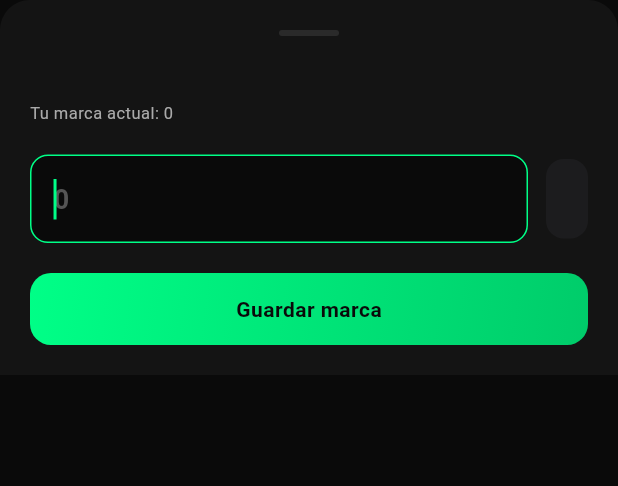
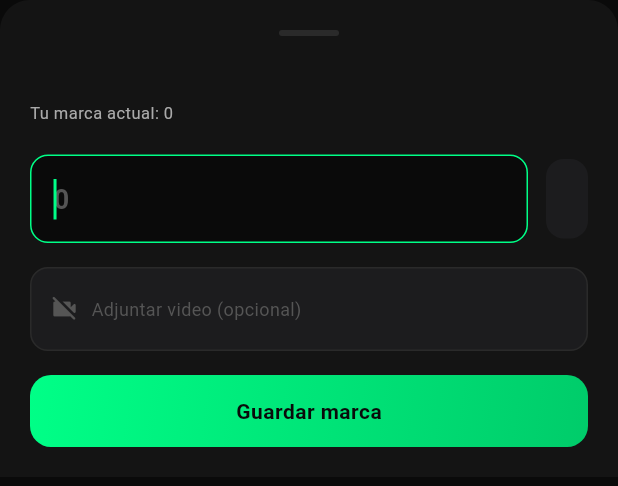
Before and after one commit to vallejoj203k/Mega_vital, a Flutter app: the _SubmitRecordSheet widget shown alone on an empty page, opened directly with empty values, on a phone screen of 412 x 824 dp. Shown: the top 486 px of the screen. Run offline on Flutter 3.47's test engine with Material 3 defaults, Android fonts, the phone set to English and light mode, and no system bars; our stand-ins replace image_picker, share_plus, shared_preferences, supabase_flutter, video_player; missing offline and left inert: video_compress; accounts and stored records are empty; network calls fail.

Commit message:
feat: video uploads in challenge rankings + auto-delete via pg_cron
- ChallengeRecord: add videoUrl field, read from DB in fromMap
- ChallengesService.upsertRecord: accept optional videoFile, compress
  with VideoQuality.MediumQuality (≈80% reduction), upload to
  post_videos/challenges/ subfolder, validate ≤30 MB post-compression
- ChallengesProvider.upsertRecord: thread videoFile through to service
- _SubmitRecordSheet: video picker with thumbnail preview, remove button,
  compressing spinner, disabled submit while compressing
- _RecordRow: play button opens full-screen video dialog when videoUrl set
- supabase_setup.sql:
  - ALTER TABLE challenge_records ADD COLUMN IF NOT EXISTS video_url TEXT
  - pg_cron job: delete closed challenges after 1 day (daily 4AM UTC)
  - pg_cron job: delete community posts older than 7 days (weekly Mon 3AM UTC)

https://claude.ai/code/session_01W18dUAKefxXnBUzQR6NS4p

```diff
--- a/lib/core/providers/challenges_provider.dart
+++ b/lib/core/providers/challenges_provider.dart
@@ -1,3 +1,4 @@
+import 'dart:io';
 import 'package:flutter/material.dart';
 import '../../services/challenges_service.dart';
 
@@ -53,12 +54,14 @@ class ChallengesProvider extends ChangeNotifier {
     required String userName,
     required double value,
     int? reps,
+    File? videoFile,
   }) async {
     final err = await _service.upsertRecord(
       challengeId: challengeId,
       userName:    userName,
       value:       value,
       reps:        reps,
+      videoFile:   videoFile,
     );
     if (err == null) await load();
     return err;
--- a/lib/presentation/screens/community/community_screen.dart
+++ b/lib/presentation/screens/community/community_screen.dart
@@ -2247,6 +2247,31 @@ class _RecordRow extends StatelessWidget {
                 ),
             ],
           ),
+          if (record.videoUrl != null) ...[
+            const SizedBox(width: 8),
+            GestureDetector(
+              onTap: () => showDialog(
+                context: context,
+                builder: (_) => Dialog(
+                  backgroundColor: Colors.black,
+                  insetPadding: const EdgeInsets.all(16),
+                  child: AspectRatio(
+                    aspectRatio: 9 / 16,
+                    child: _VideoPostPlayer(url: record.videoUrl!),
+                  ),
+                ),
+              ),
+              child: Container(
+                padding: const EdgeInsets.all(6),
+                decoration: BoxDecoration(
+                  color: AppColors.primary.withOpacity(0.15),
+                  borderRadius: BorderRadius.circular(8),
+                ),
+                child: const Icon(Icons.play_circle_rounded,
+                    size: 20, color: AppColors.primary),
+              ),
+            ),
+          ],
         ],
       ),
     );
@@ -2281,7 +2306,10 @@ class _SubmitRecordSheet extends StatefulWidget {
 class _SubmitRecordSheetState extends State<_SubmitRecordSheet> {
   final _weightCtrl = TextEditingController();
   final _repsCtrl   = TextEditingController();
-  bool _loading = false;
+  bool _loading      = false;
+  bool _compressing  = false;
+  File? _pickedVideo;
+  Uint8List? _videoThumbnail;
 
   bool get _isWeightReps => widget.challenge.unit == 'kg×reps';
 
@@ -2290,6 +2318,25 @@ class _SubmitRecordSheetState extends State<_SubmitRecordSheet> {
     _weightCtrl.dispose();
     _repsCtrl.dispose();
     super.dispose();
+  }
+
+  Future<void> _pickVideo() async {
+    final picker = ImagePicker();
+    final xfile = await picker.pickVideo(
+      source: ImageSource.gallery,
+      maxDuration: const Duration(seconds: 90),
+    );
+    if (xfile == null) return;
+    setState(() => _compressing = true);
+    try {
+      final thumb = await VideoCompress.getByteThumbnail(xfile.path, quality: 60);
+      setState(() {
+        _pickedVideo    = File(xfile.path);
+        _videoThumbnail = thumb;
+      });
+    } finally {
+      setState(() => _compressing = false);
+    }
   }
 
   Future<void> _submit() async {
@@ -2319,6 +2366,7 @@ class _SubmitRecordSheetState extends State<_SubmitRecordSheet> {
       userName:    widget.currentUserName,
       value:       value,
       reps:        reps,
+      videoFile:   _pickedVideo,
     );
     if (mounted) {
       if (err == null) {
@@ -2394,11 +2442,85 @@ class _SubmitRecordSheetState extends State<_SubmitRecordSheet> {
                 _unitLabel(ch.unit),
               ],
           ),
-          const SizedBox(height: 20),
+          const SizedBox(height: 16),
+          // Video picker
+          GestureDetector(
+            onTap: _compressing || _loading ? null : _pickVideo,
+            child: Container(
+              height: 56,
+              decoration: BoxDecoration(
+                color: AppColors.surfaceVariant,
+                borderRadius: BorderRadius.circular(12),
+                border: Border.all(
+                  color: _pickedVideo != null
+                      ? AppColors.primary.withOpacity(0.5)
+                      : AppColors.border,
+                ),
+              ),
+              child: _compressing
+                  ? const Center(
+                      child: SizedBox(
+                        width: 20, height: 20,
+                        child: CircularProgressIndicator(
+                            color: AppColors.primary, strokeWidth: 2),
+                      ),
+                    )
+                  : Row(
+                      children: [
+                        if (_videoThumbnail != null)
+                          ClipRRect(
+                            borderRadius: const BorderRadius.horizontal(
+                                left: Radius.circular(11)),
+                            child: Image.memory(
+                              _videoThumbnail!,
+                              width: 56, height: 56,
+                              fit: BoxFit.cover,
+                            ),
+                          ),
+                        const SizedBox(width: 12),
+                        Icon(
+                          _pickedVideo != null
+                              ? Icons.videocam_rounded
+                              : Icons.videocam_off_rounded,
+                          color: _pickedVideo != null
+                              ? AppColors.primary
+                              : AppColors.textMuted,
+                          size: 20,
+                        ),
+                        const SizedBox(width: 8),
+                        Text(
+                          _pickedVideo != null
+                              ? 'Video adjunto (se comprimirá al guardar)'
+                              : 'Adjuntar video (opcional)',
+                          style: AppTextStyles.bodySmall.copyWith(
+                            color: _pickedVideo != null
+                                ? AppColors.primary
+                                : AppColors.textMuted,
+                          ),
+                        ),
+                        if (_pickedVideo != null) ...[
+                          const Spacer(),
+                          GestureDetector(
+                            onTap: () => setState(() {
+                              _pickedVideo    = null;
+                              _videoThumbnail = null;
+                            }),
+                            child: const Padding(
+                              padding: EdgeInsets.all(12),
+                              child: Icon(Icons.close_rounded,
+                                  size: 18, color: AppColors.textMuted),
+                            ),
+                          ),
+                        ],
+                      ],
+                    ),
+            ),
+          ),
+          const SizedBox(height: 16),
           SizedBox(
             width: double.infinity,
             child: GestureDetector(
-              onTap: _loading ? null : _submit,
+              onTap: _loading || _compressing ? null : _submit,
               child: Container(
                 padding: const EdgeInsets.symmetric(vertical: 14),
                 decoration: BoxDecoration(
```
Also changed, not shown: lib/services/challenges_service.dart (+57 -0 lines), 1 other file.
